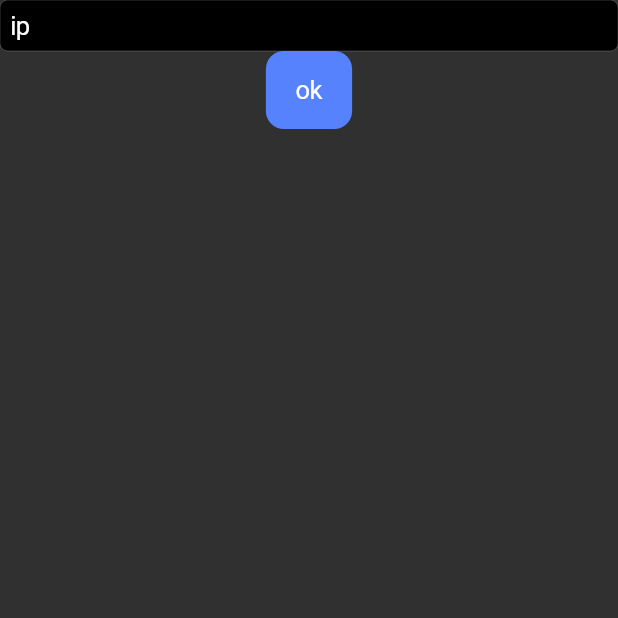
After one commit to BitterSchoki/tap_app, a Flutter app: the IpInputPage screen opened directly, on a phone screen of 412 x 824 dp, the top half of it. The commit adds this screen. Run offline on Flutter 3.47's test engine with Material 2 defaults, Android fonts, the phone set to English and light mode, and no system bars; our stand-ins replace equatable, flutter_bloc, go_router, sensors_plus, share_plus, shared_preferences and 3 more; missing offline and left inert: bonsoir, proximity_sensor, tflite_flutter; accounts and stored records are empty.

Commit message:
Add manual ip address input

```diff
--- a/lib/bloc/device_connection/device_connection_bloc.dart
+++ b/lib/bloc/device_connection/device_connection_bloc.dart
@@ -19,6 +19,14 @@ class DeviceConnectionBloc extends Bloc<DeviceConnectionEvent, DeviceConnectionS
         await _deviceConnectionStarted(emit);
       } else if (event is DeviceDisconnectionStarted) {
         await _deviceDisconnctionStarted(emit);
+      } else if (event is IPAdressSet) {
+        resolvedBonsoirService = ResolvedBonsoirService(
+          ip: event.ip,
+          port: 12345,
+          name: 'tapApp2',
+          type: '_tapapp._tcp',
+        );
+        ;
       }
     });
   }
@@ -26,8 +34,8 @@ class DeviceConnectionBloc extends Bloc<DeviceConnectionEvent, DeviceConnectionS
   final DataProvider dataProvider;
   final DeviceCommunicationReceiveBloc deviceCommunicationReceiveBloc;
 
-  static const _resolvedBonsoirService = ResolvedBonsoirService(
-    ip: '172.20.10.2',
+  var resolvedBonsoirService = ResolvedBonsoirService(
+    ip: '10.163.181.36',
     port: 12345,
     name: 'tapApp2',
     type: '_tapapp._tcp',
@@ -45,7 +53,7 @@ class DeviceConnectionBloc extends Bloc<DeviceConnectionEvent, DeviceConnectionS
       print(discoveredServices);
 
       if (discoveredServices.isEmpty) {
-        discoveredServices.add(_resolvedBonsoirService);
+        discoveredServices.add(resolvedBonsoirService);
       }
 
       final isConnected = await dataProvider.connectToDevice(
--- a/lib/bloc/device_connection/device_connection_event.dart
+++ b/lib/bloc/device_connection/device_connection_event.dart
@@ -9,3 +9,10 @@ abstract class DeviceConnectionEvent extends Equatable {
 class DeviceConnectionStarted extends DeviceConnectionEvent {}
 
 class DeviceDisconnectionStarted extends DeviceConnectionEvent {}
+
+class IPAdressSet extends DeviceConnectionEvent {
+  final String ip;
+  IPAdressSet({
+    required this.ip,
+  });
+}
--- a/lib/main.dart
+++ b/lib/main.dart
@@ -60,7 +60,9 @@ class TapApp extends StatelessWidget {
                         create: (context) => modelLoadBloc,
                       ),
                     ],
-                    child: const ConnectPage(),
+                    child: ConnectPage(
+                      deviceConnectionBloc: deviceConnectionBloc,
+                    ),
                   );
                 },
                 routes: [
--- /dev/null
+++ b/lib/pages/ip_input_page.dart
@@ -0,0 +1,54 @@
+import 'package:flutter/cupertino.dart';
+import 'package:flutter/material.dart';
+import 'package:flutter_bloc/flutter_bloc.dart';
+import 'package:tap_app/bloc/bloc.dart';
+
+class IpInputPage extends StatefulWidget {
+  const IpInputPage({super.key});
+
+  @override
+  State<IpInputPage> createState() => _IpInputPageState();
+}
+
+class _IpInputPageState extends State<IpInputPage> {
+  late TextEditingController _textController;
+
+  @override
+  void initState() {
+    super.initState();
+    _textController = TextEditingController(text: 'ip');
+  }
+
+  @override
+  void dispose() {
+    _textController.dispose();
+    super.dispose();
+  }
+
+  @override
+  Widget build(BuildContext context) {
+    return Scaffold(
+      body: SafeArea(
+        child: Center(
+          child: Column(
+            children: [
+              CupertinoTextField(
+                controller: _textController,
+              ),
+              CupertinoButton.filled(
+                child: Text('ok'),
+                onPressed: () {
+                  BlocProvider.of<DeviceConnectionBloc>(context).add(
+                    IPAdressSet(ip: _textController.text),
+                  );
+                  print(_textController.text);
+                  Navigator.of(context).pop();
+                },
+              ),
+            ],
+          ),
+        ),
+      ),
+    );
+  }
+}
--- a/pubspec.yaml
+++ b/pubspec.yaml
@@ -6,7 +6,7 @@ publish_to: "none"
 version: 1.0.0+1
 
 environment:
-  sdk: ">=3.1.0-213.0.dev <4.0.0"
+  sdk: ">=3.0.4"
 
 dependencies:
   flutter:
```
Also changed, not shown: lib/pages/connect_page.dart (+21 -1 lines), pubspec.lock.
